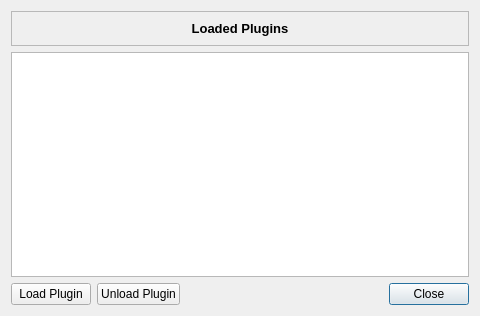
The window that OpenFlipper/widgets/PluginDialog/pluginDialog.ui (ShenRen/OpenFlipper) describes before a commit, drawn with Qt 5.
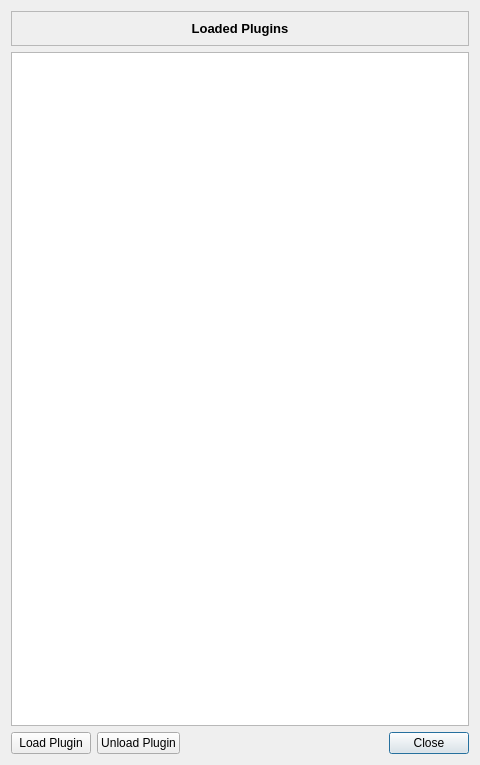
The same window after the commit.

Commit message: Increased size of the PluginDialog window.

Diff of the .ui file:
```diff
--- a/OpenFlipper/widgets/PluginDialog/pluginDialog.ui
+++ b/OpenFlipper/widgets/PluginDialog/pluginDialog.ui
@@ -4,12 +4,12 @@
   <property name="windowModality" >
    <enum>Qt::ApplicationModal</enum>
   </property>
-  <property name="geometry" >
+  <property name="geometry">
    <rect>
     <x>0</x>
     <y>0</y>
     <width>480</width>
-    <height>316</height>
+    <height>765</height>
    </rect>
   </property>
   <property name="windowTitle" >
```
Left out of the diff: 75 changed lines with no effect on the pictures.
